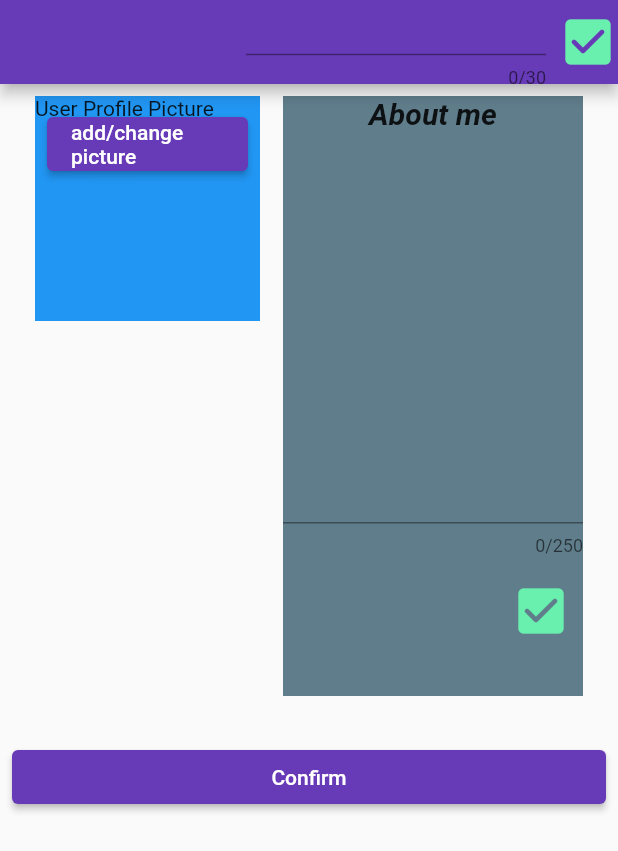
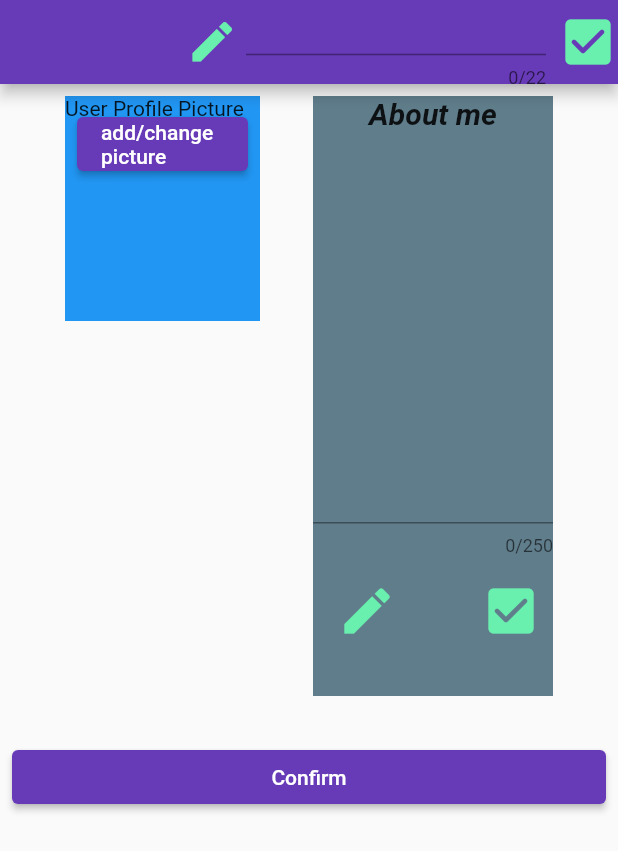
Before and after one commit to GawelSikora/my_portfolio, a Flutter app: the screen it shows after launch, after a tap on "add/change picture", on a phone screen of 412 x 824 dp. Shown: the top 851 px of the screen. Run offline on Flutter 3.47's test engine with Material 2 defaults, Android fonts, the phone set to English and light mode, and no system bars; our stand-ins replace camera, hive_flutter; accounts and stored records are empty.

```diff
--- a/lib/main.dart
+++ b/lib/main.dart
@@ -1,12 +1,16 @@
 import 'package:flutter/material.dart';
 
 import 'package:hive_flutter/hive_flutter.dart';
+import 'package:my_portfolio/pages/home%20page/home_page.dart';
 
 import 'pages/start edit page/start_edit_page.dart';
+
+import 'package:camera/camera.dart';
 
 void main() async {
   await Hive.initFlutter();
   await Hive.openBox('StringsBox');
+  await availableCameras();
 
   runApp(const MyApp());
 }
@@ -16,12 +20,14 @@ class MyApp extends StatelessWidget {
 
   @override
   Widget build(BuildContext context) {
+    final box = Hive.box('StringsBox');
+
     return MaterialApp(
       title: 'Flutter Demo',
       theme: ThemeData(
         primarySwatch: Colors.deepPurple,
       ),
-      home: const StartEditPage(),
+      home: box.get('isFirstTime') == null ? const StartEditPage() : HomePage(),
     );
   }
 }
--- a/lib/pages/start edit page/start_edit_page.dart
+++ b/lib/pages/start edit page/start_edit_page.dart
@@ -1,6 +1,7 @@
 import 'package:flutter/material.dart';
 import 'package:hive_flutter/hive_flutter.dart';
 import 'package:my_portfolio/pages/home%20page/home_page.dart';
+import 'package:camera/camera.dart';
 
 class StartEditPage extends StatefulWidget {
   const StartEditPage({
@@ -31,15 +32,38 @@ class _StartEditPageState extends State<StartEditPage> {
     _box.put('aboutMe', aboutMe);
   }
 
+  Future<void> getCameras() async {
+    List<CameraDescription> cameras = await availableCameras();
+
+    CameraController controller =
+        CameraController(cameras[0], ResolutionPreset.medium);
+
+    await controller.initialize();
+
+    CameraPreview(controller);
+  }
+
   @override
   Widget build(BuildContext context) {
+    controllerName = TextEditingController(text: _box.get('name'));
+    controllerAboutMe = TextEditingController(text: _box.get('aboutMe'));
+
     return Scaffold(
       appBar: AppBar(
         actions: [
+          IconButton(
+              onPressed: () {
+                focusNodeName.requestFocus();
+              },
+              icon: const Icon(
+                Icons.edit,
+                color: Colors.greenAccent,
+                size: 35,
+              )),
           SizedBox(
               width: 200,
               child: TextField(
-                maxLength: 30,
+                maxLength: 22,
                 controller: controllerName,
                 focusNode: focusNodeName,
               )),
@@ -65,7 +89,7 @@ class _StartEditPageState extends State<StartEditPage> {
               children: [
                 Container(
                   height: 150,
-                  width: 150,
+                  width: 130,
                   color: Colors.blue,
                   child: Stack(
                     children: [
@@ -73,7 +97,9 @@ class _StartEditPageState extends State<StartEditPage> {
                       Padding(
                         padding: const EdgeInsets.all(8.0),
                         child: ElevatedButton(
-                            onPressed: () {},
+                            onPressed: () {
+                              getCameras();
+                            },
                             child: const Text('add/change picture')),
                       )
                     ],
@@ -81,7 +107,7 @@ class _StartEditPageState extends State<StartEditPage> {
                 ),
                 Container(
                   color: Colors.blueGrey,
-                  width: 200,
+                  width: 160,
                   height: 400,
                   child: Column(
                     mainAxisAlignment: MainAxisAlignment.start,
@@ -106,6 +132,15 @@ class _StartEditPageState extends State<StartEditPage> {
                         padding: const EdgeInsets.all(8.0),
                         child: Row(
                           children: [
+                            IconButton(
+                                onPressed: () {
+                                  focusNodeAboutMe.requestFocus();
+                                },
+                                icon: const Icon(
+                                  Icons.edit,
+                                  color: Colors.greenAccent,
+                                  size: 40,
+                                )),
                             const Expanded(child: SizedBox()),
                             IconButton(
                                 onPressed: () {
@@ -128,6 +163,7 @@ class _StartEditPageState extends State<StartEditPage> {
             const SizedBox(height: 30),
             ElevatedButton(
                 onPressed: () {
+                  _box.put('isFirstTime', false);
                   Navigator.push(
                       context,
                       MaterialPageRoute(
--- a/pubspec.yaml
+++ b/pubspec.yaml
@@ -20,7 +20,7 @@ publish_to: 'none' # Remove this line if you wish to publish to pub.dev
 version: 1.0.0+1
 
 environment:
-  sdk: '>=2.19.0-59.0.dev <3.0.0'
+  sdk: '>=2.19.0-59.0.dev <3.3.8'
 
 # Dependencies specify other packages that your package needs in order to work.
 # To automatically upgrade your package dependencies to the latest versions
@@ -39,6 +39,7 @@ dependencies:
   hive: ^2.2.3
   hive_flutter: ^1.1.0
   path_provider: ^2.0.15
+  camera: ^0.9.3+1
 
 dev_dependencies:
   flutter_test:
```
Also changed, not shown: lib/pages/home page/home_page.dart (+21 -5 lines), pubspec.lock, 2 other files.
